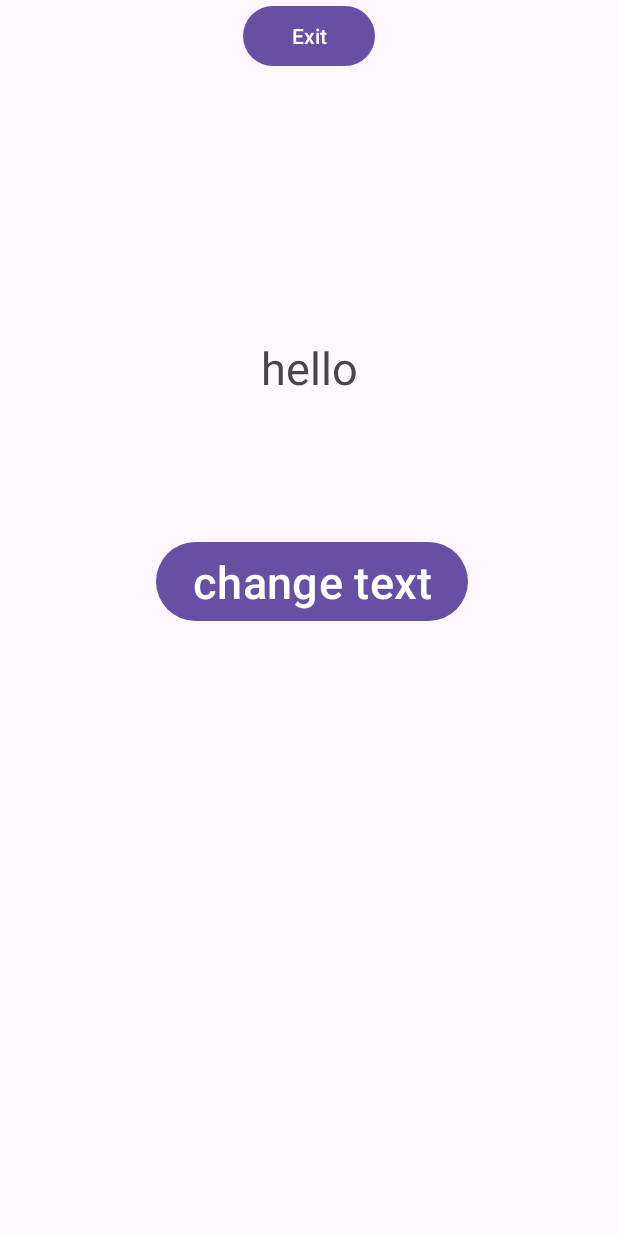
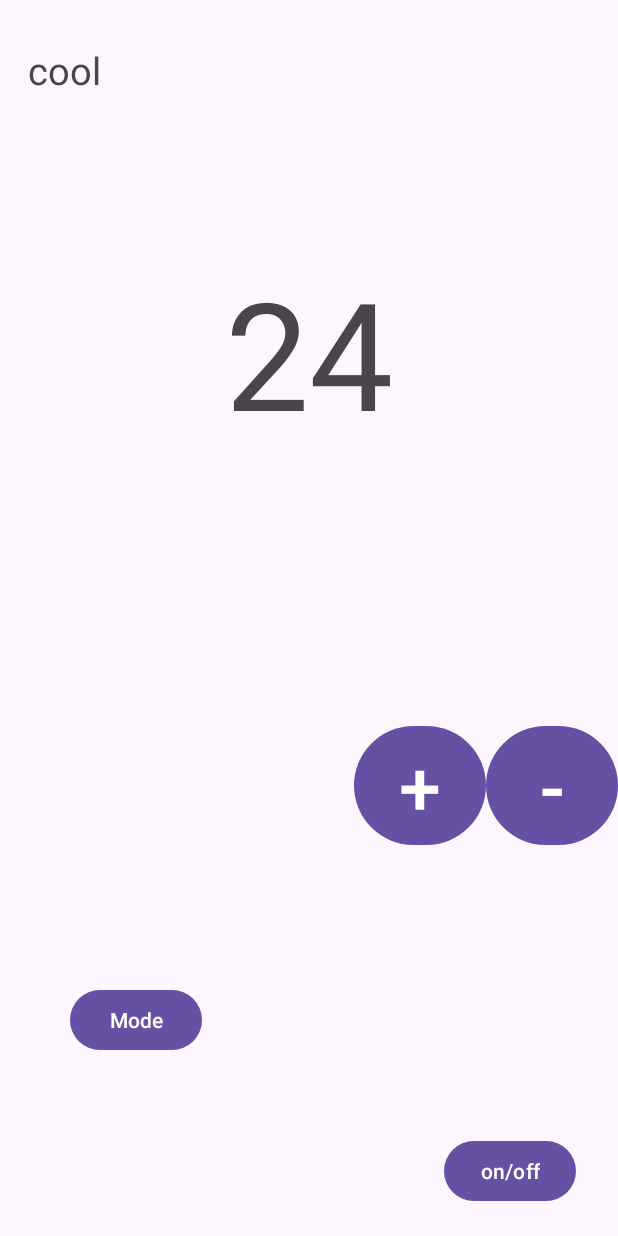
Before and after one commit to Mohmed331/mohamed, an Android app: the screen it shows after launch (MainActivity), on a phone screen of 412 x 824 dp. Run offline under Robolectric (Android 15) with nearby library versions, the phone set to English and light mode, and no system bars.

Commit message:
first ccc

```diff
--- a/app/src/main/java/com/example/myapplication1/MainActivity.java
+++ b/app/src/main/java/com/example/myapplication1/MainActivity.java
@@ -12,19 +12,55 @@ import androidx.core.view.WindowInsetsCompat;
 
 public class MainActivity extends AppCompatActivity {
 
-    private TextView etWelcome;
+    private boolean isOn = true;
+    private int mode = 1;
+    private TextView tvmode,tvtemp;
+
+    private int temp;
+
+
     @Override
     protected void onCreate(Bundle savedInstanceState) {
         super.onCreate(savedInstanceState);
         setContentView(R.layout.activity_main);
-        etWelcome=findViewById(R.id.text);
-    }
-    public void change_text(View view){
-        etWelcome.setText("first App");
-    }
-    public void finishApp(View view){
-        finish();
-        System.exit(0);
+        tvmode = findViewById(R.id.tvmode);
+        temp = 24;
+        tvtemp=findViewById(R.id.tvTemp);
+
+
+
     }
 
+
+    public void checkMode(View view) {
+        if (isOn&&mode==1) {
+            mode = 2;
+
+            tvmode.setText("heat");
+        } else {
+            mode = 1;
+
+            tvmode.setText("cool");
+        }
+    }
+    public void checkstatus(View view) {
+        if (isOn) {
+            isOn = false;
+        } else {
+            isOn = true;
+        }
+    }
+
+    public void m1(View view) {
+        if (  isOn&&temp > 16 ) {
+            temp--;
+            tvtemp.setText(String.valueOf(temp));
+        }
+    }
+    public void pu1(View view) {
+        if (  isOn&&temp < 30 ) {
+            temp++;
+            tvtemp.setText(String.valueOf(temp));
+        }
+    }
 }
--- a/app/src/main/res/layout/activity_main.xml
+++ b/app/src/main/res/layout/activity_main.xml
@@ -6,42 +6,90 @@
     android:layout_width="match_parent"
     android:layout_height="match_parent"
     tools:context=".MainActivity">
+    <LinearLayout
+        android:id="@+id/linearLayout"
+        android:layout_width="wrap_content"
+        android:layout_height="wrap_content"
+        android:layout_marginTop="480dp"
+        android:orientation="horizontal"
+        app:layout_constraintEnd_toEndOf="parent"
+        app:layout_constraintHorizontal_bias="1.0"
+        app:layout_constraintStart_toStartOf="parent"
+        app:layout_constraintTop_toTopOf="parent">
 
 
+        <Button
+            android:id="@+id/btnPlus"
+            android:layout_width="0dp"
+            android:layout_height="match_parent"
+            android:layout_weight="1"
+            android:text="+"
+            android:textSize="50sp"
+            android:onClick="pu1"/>
+
+        <Button
+            android:id="@+id/btnMin"
+            android:textSize="50sp"
+            android:text="-"
+            android:layout_width="0dp"
+            android:layout_height="match_parent"
+            android:layout_weight="1"
+            android:onClick="m1"
+
+            />
+
+
+    </LinearLayout>
+
     <TextView
-        android:id="@+id/text"
+        android:id="@+id/tvmode"
+        android:layout_width="89dp"
+        android:layout_height="41dp"
+        android:layout_marginStart="34dp"
+        android:layout_marginTop="29dp"
+        android:layout_marginEnd="320dp"
+        android:text="cool"
+        android:textSize="25sp"
+        app:layout_constraintEnd_toEndOf="parent"
+        app:layout_constraintStart_toStartOf="parent"
+        app:layout_constraintTop_toTopOf="parent" />
+    <TextView
+        android:id="@+id/tvTemp"
         android:layout_width="wrap_content"
         android:layout_height="wrap_content"
-        android:text="hello"
-        android:textSize="30sp"
-        app:layout_constraintBottom_toBottomOf="parent"
+        android:layout_marginStart="176dp"
+        android:layout_marginTop="168dp"
+        android:layout_marginEnd="177dp"
+        android:text="24"
+        android:textSize="100sp"
         app:layout_constraintEnd_toEndOf="parent"
+        app:layout_constraintHorizontal_bias="0.49"
         app:layout_constraintStart_toStartOf="parent"
-        app:layout_constraintTop_toTopOf="parent"
-        app:layout_constraintVertical_bias="0.287" />
+        app:layout_constraintTop_toTopOf="parent" />
 
-  <Button
-      android:id="@+id/button"
-      android:layout_width="wrap_content"
-      android:layout_height="wrap_content"
-      android:text="Exit"
-      android:onClick="finishApp"
-      app:layout_constraintEnd_toEndOf="parent"
-      app:layout_constraintStart_toStartOf="parent"
-    />
+    <Button
+        android:id="@+id/button1"
+        android:layout_width="wrap_content"
+        android:layout_height="wrap_content"
+        android:layout_marginStart="44dp"
+        android:layout_marginTop="176dp"
+        android:layout_marginEnd="277dp"
+        android:onClick="checkMode"
+        android:text="Mode"
+        app:layout_constraintEnd_toEndOf="parent"
+        app:layout_constraintHorizontal_bias="1.0"
+        app:layout_constraintStart_toStartOf="parent"
+        app:layout_constraintTop_toTopOf="@+id/linearLayout" />
+
     <Button
         android:id="@+id/button2"
         android:layout_width="wrap_content"
         android:layout_height="wrap_content"
-        android:layout_marginStart="159dp"
-        android:layout_marginTop="92dp"
-        android:layout_marginEnd="164dp"
-        android:onClick="change_text"
-        android:text="change text"
-        android:textSize="30sp"
+        android:layout_marginEnd="28dp"
+        android:layout_marginBottom="19dp"
+        android:text="on/off"
+        android:onClick="checkstatus"
         app:layout_constraintEnd_toEndOf="parent"
-        app:layout_constraintHorizontal_bias="0.468"
-        app:layout_constraintStart_toStartOf="parent"
-        app:layout_constraintTop_toBottomOf="@+id/text" />
+        app:layout_constraintBottom_toBottomOf="parent" />
 
 </androidx.constraintlayout.widget.ConstraintLayout>
```
